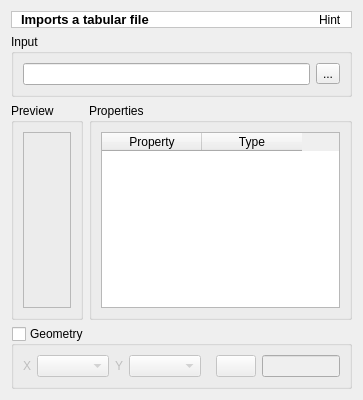
Qt form src/terralib/qt/widgets/externalTable/ui/DataPropertiesWidgetForm.ui (claudiobogossian/terralib5) before a commit.
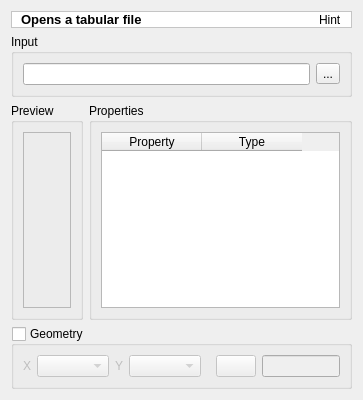
The same form after that commit.

Commit message: Changes to the charts so that the user will  be notified that an operation is running when the charts are being created or highlighted. Minor changes to the Dataproperties window as agreed on the last meeting.

```diff
--- a/src/terralib/qt/widgets/externalTable/ui/DataPropertiesWidgetForm.ui
+++ b/src/terralib/qt/widgets/externalTable/ui/DataPropertiesWidgetForm.ui
@@ -58,7 +58,7 @@
              </font>
             </property>
             <property name="text">
-             <string>Imports a tabular file</string>
+             <string>Opens a tabular file</string>
             </property>
            </widget>
           </item>
```
Left out of the diff: 2 changed lines with no effect on the pictures. The commit also changes 6 other files.
